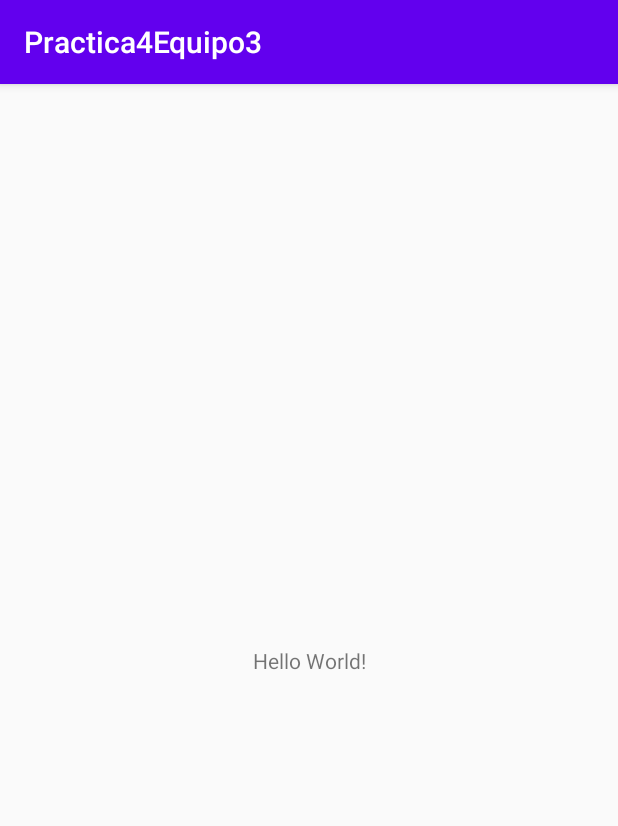
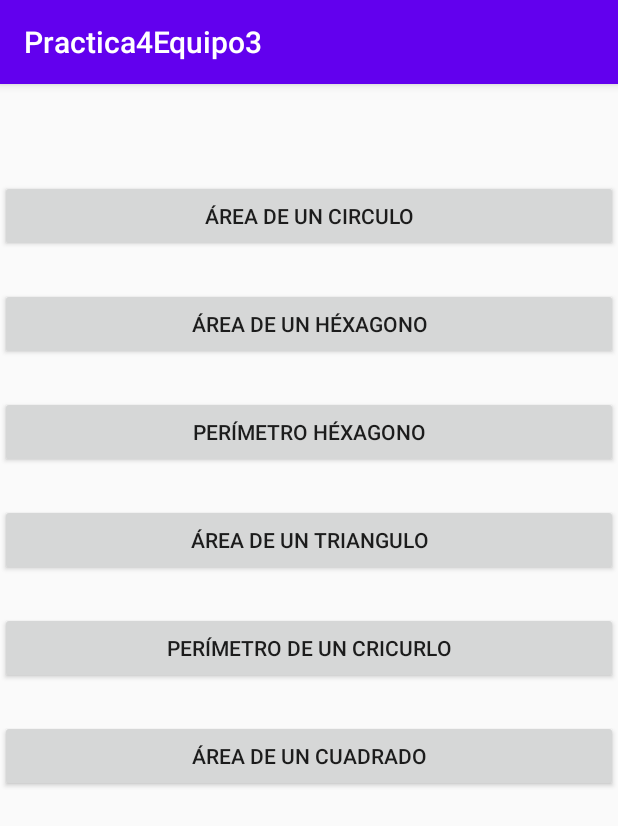
Before and after one commit to Equipo3Udea/Practica4Equipo3, an Android app: the screen it shows after launch (MainActivity), on a phone screen of 412 x 824 dp. Shown: the top 826 px of the screen. Run offline under Robolectric (Android 15) with nearby library versions, the phone set to English and light mode, and no system bars.

Commit message:
commit con main
Signed-off-by: David Grajales <david.grajalesc@udea.edu.co>

```diff
--- a/app/src/main/java/com/example/practica4equipo3/MainActivity.kt
+++ b/app/src/main/java/com/example/practica4equipo3/MainActivity.kt
@@ -1,12 +1,50 @@
 package com.example.practica4equipo3
 
+import android.content.Intent
 import android.os.Bundle
 import androidx.appcompat.app.AppCompatActivity
+import kotlinx.android.synthetic.main.activity_main.*
 
 class MainActivity : AppCompatActivity() {
     override fun onCreate(savedInstanceState: Bundle?) {
         super.onCreate(savedInstanceState)
         setContentView(R.layout.activity_main)
+
+        b_PerimetroHexagono.setOnClickListener {
+
+            val intent: Intent =
+                Intent(this, /*poner aquí la actividad correspondiente*/::class.java)
+            startActivity(intent)
+        }
+
+        b_PerimetroCirculo.setOnClickListener {
+            val intent: Intent =
+                Intent(this, /*poner aquí la actividad correspondiente*/::class.java)
+            startActivity(intent)
+        }
+        b_AreaCirculo.setOnClickListener {
+            val intent: Intent =
+                Intent(this, /*poner aquí la actividad correspondiente*/::class.java)
+            startActivity(intent)
+        }
+        b_AreaHexagono.setOnClickListener {
+            val intent: Intent = Intent(this, Area_Hexagono::class.java)
+            startActivity(intent)
+        }
+        b_AreaTriangulo.setOnClickListener {
+
+            val intent: Intent =
+                Intent(this, /*poner aquí la actividad correspondiente*/::class.java)
+            startActivity(intent)
+        }
+
+        b_AreaCuadrado.setOnClickListener {
+            val intent: Intent =
+                Intent(this, /*poner aquí la actividad correspondiente*/::class.java)
+            startActivity(intent)
+        }
+
+
     }
 }
 
--- a/app/src/main/res/layout/activity_main.xml
+++ b/app/src/main/res/layout/activity_main.xml
@@ -6,13 +6,69 @@
     android:layout_height="match_parent"
     tools:context=".MainActivity">
 
-    <TextView
-        android:layout_width="wrap_content"
+    <Button
+        android:id="@+id/b_PerimetroHexagono"
+        android:layout_width="0dp"
         android:layout_height="wrap_content"
-        android:text="Hello World!"
-        app:layout_constraintBottom_toBottomOf="parent"
-        app:layout_constraintLeft_toLeftOf="parent"
-        app:layout_constraintRight_toRightOf="parent"
+        android:layout_marginTop="24dp"
+        android:text="@string/PerimetroHexagono"
+        app:layout_constraintEnd_toEndOf="parent"
+        app:layout_constraintHorizontal_bias="0.0"
+        app:layout_constraintStart_toStartOf="parent"
+        app:layout_constraintTop_toBottomOf="@+id/b_AreaHexagono" />
+
+    <Button
+        android:id="@+id/b_AreaHexagono"
+        android:layout_width="0dp"
+        android:layout_height="wrap_content"
+        android:layout_marginTop="24dp"
+        android:text="@string/AreaHexagono"
+        app:layout_constraintEnd_toEndOf="parent"
+        app:layout_constraintHorizontal_bias="0.0"
+        app:layout_constraintStart_toStartOf="parent"
+        app:layout_constraintTop_toBottomOf="@+id/b_AreaCirculo" />
+
+    <Button
+        android:id="@+id/b_AreaCirculo"
+        android:layout_width="0dp"
+        android:layout_height="wrap_content"
+        android:layout_marginTop="64dp"
+        android:text="@string/areacirculo"
+        app:layout_constraintEnd_toEndOf="parent"
+        app:layout_constraintHorizontal_bias="0.0"
+        app:layout_constraintStart_toStartOf="parent"
         app:layout_constraintTop_toTopOf="parent" />
 
+    <Button
+        android:id="@+id/b_AreaTriangulo"
+        android:layout_width="0dp"
+        android:layout_height="wrap_content"
+        android:layout_marginTop="24dp"
+        android:text="@string/AreaTriangul"
+        app:layout_constraintEnd_toEndOf="parent"
+        app:layout_constraintHorizontal_bias="0.0"
+        app:layout_constraintStart_toStartOf="parent"
+        app:layout_constraintTop_toBottomOf="@+id/b_PerimetroHexagono" />
+
+    <Button
+        android:id="@+id/b_PerimetroCirculo"
+        android:layout_width="0dp"
+        android:layout_height="wrap_content"
+        android:layout_marginTop="24dp"
+        android:text="@string/PerimetroCirculo"
+        app:layout_constraintEnd_toEndOf="parent"
+        app:layout_constraintHorizontal_bias="0.0"
+        app:layout_constraintStart_toStartOf="parent"
+        app:layout_constraintTop_toBottomOf="@+id/b_AreaTriangulo" />
+
+    <Button
+        android:id="@+id/b_AreaCuadrado"
+        android:layout_width="0dp"
+        android:layout_height="wrap_content"
+        android:layout_marginTop="24dp"
+        android:text="@string/AreaCuadrado"
+        app:layout_constraintEnd_toEndOf="parent"
+        app:layout_constraintHorizontal_bias="0.0"
+        app:layout_constraintStart_toStartOf="parent"
+        app:layout_constraintTop_toBottomOf="@+id/b_PerimetroCirculo" />
 </androidx.constraintlayout.widget.ConstraintLayout>
--- a/app/src/main/res/values/strings.xml
+++ b/app/src/main/res/values/strings.xml
@@ -3,4 +3,10 @@
     <string name="apotema">Cuanto mide el apotema (cm)</string>
     <string name="lado">Cuanto mide el lado (cm)</string>
     <string name="calcular">Cálcular área</string>
+    <string name="areacirculo">Área de un circulo</string>
+    <string name="AreaHexagono">Área de un Héxagono</string>
+    <string name="PerimetroHexagono">Perímetro Héxagono</string>
+    <string name="AreaTriangul">Área de un triangulo</string>
+    <string name="PerimetroCirculo">Perímetro de un cricurlo</string>
+    <string name="AreaCuadrado">Área de un cuadrado</string>
 </resources>
```
